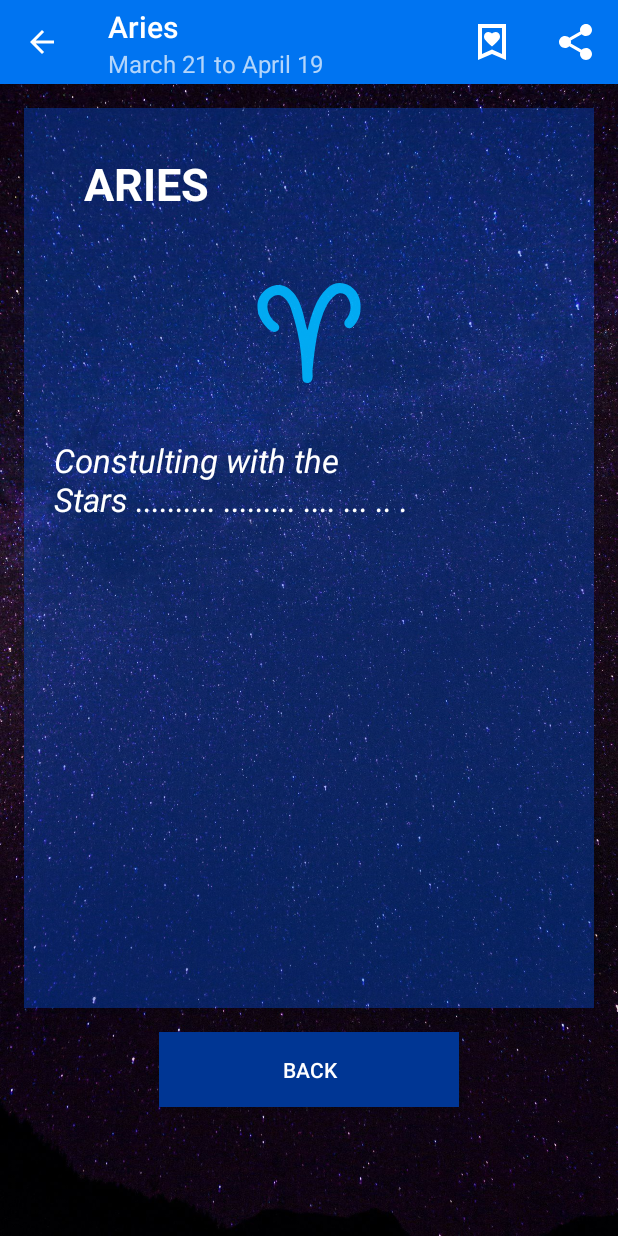
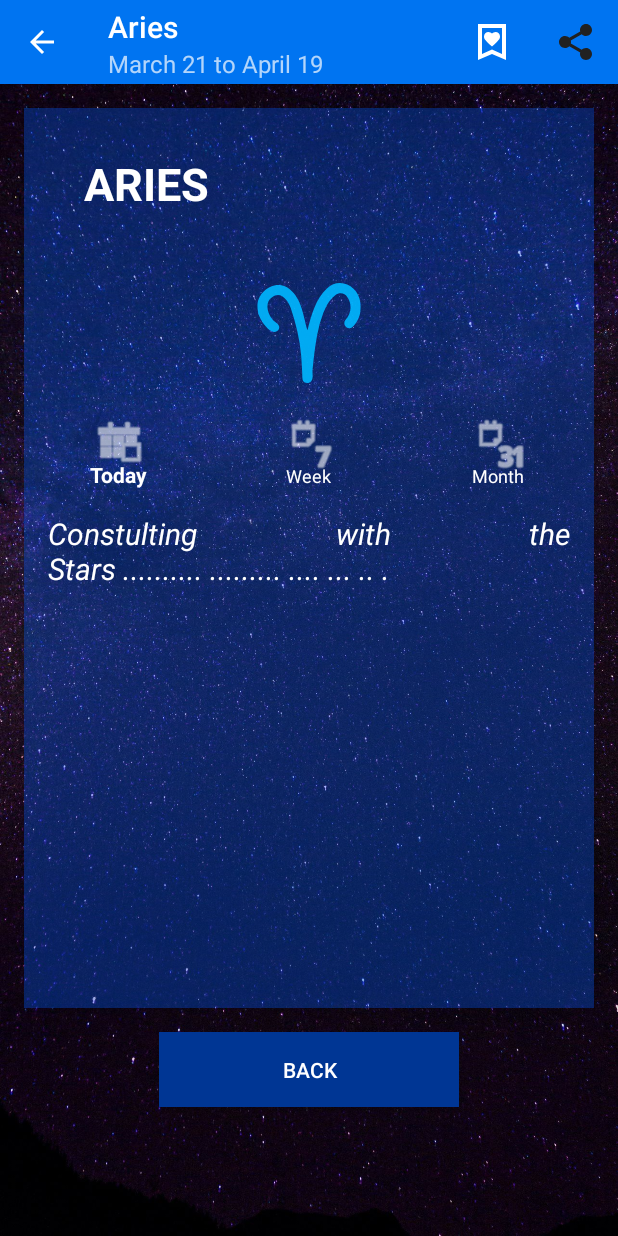
Before and after one commit to dana7677/AppHoroscopo, an Android app: the screen it shows after launch (horoscopeSelectedActivity), after a tap on "ARIES", on a phone screen of 412 x 824 dp. Run offline under Robolectric (Android 15) with nearby library versions, the phone set to English and light mode, and no system bars; libraries missing offline, so code that uses them is left out: com.google.mlkit.common, com.google.mlkit.nl; network calls fail; 4 statements that could not run were skipped.

Commit message:
Select Daily, Week , Monthly Working On. Progress Done

```diff
--- a/app/src/main/java/com/example/horoscopo_app/activities/horoscopeSelectedActivity.kt
+++ b/app/src/main/java/com/example/horoscopo_app/activities/horoscopeSelectedActivity.kt
@@ -17,6 +17,8 @@ import com.example.horoscopo_app.R
 import com.example.horoscopo_app.data.SimboloZodiaco
 import com.example.horoscopo_app.data.SimboloZodiacoProvider
 import com.example.horoscopo_app.dataRetrofit.RetrofitServiceFactory
+import com.example.horoscopo_app.dataRetrofit.model.RemoteResult
+import com.google.android.material.bottomnavigation.BottomNavigationView
 import com.google.mlkit.common.model.DownloadConditions
 import com.google.mlkit.nl.translate.TranslateLanguage
 import com.google.mlkit.nl.translate.Translation
@@ -25,11 +27,10 @@ import com.google.mlkit.nl.translate.TranslatorOptions
 import kotlinx.coroutines.launch
 import java.util.Locale
 
-enum class Language(val code: String) {
-    ENGLISH("en"),
-    GERMAN("de"),
-    SPANISH("es"),
-    FRENCH("fr");
+enum class typeDayZodiac(val code: String) {
+    daily("day"),
+    weekly("week"),
+    month("mont");
 }
 class horoscopeSelectedActivity : AppCompatActivity() {
 
@@ -42,6 +43,11 @@ class horoscopeSelectedActivity : AppCompatActivity() {
    private lateinit var oriLanguageForDestLanguage:Translator
    private lateinit var conditions:DownloadConditions
    private lateinit var txtTraducted:String
+   private lateinit var menuItem:MenuItem
+   private var conexionWork:Boolean = false
+    lateinit var navigationBar: BottomNavigationView
+    var typedayInfo:typeDayZodiac=typeDayZodiac.daily
+    lateinit var resultCallApi:RemoteResult
 
     override fun onCreate(savedInstanceState: Bundle?) {
         super.onCreate(savedInstanceState)
@@ -56,14 +62,9 @@ class horoscopeSelectedActivity : AppCompatActivity() {
 
 
         //Traducccion
-
          conditions = DownloadConditions.Builder()
             .requireWifi()
             .build()
-
-
-
-
 
         val result = intent.extras?.getString("Horoscopo_Result")
 
@@ -71,6 +72,7 @@ class horoscopeSelectedActivity : AppCompatActivity() {
         {
             initComp()
             initUI(result)
+            translateText()
         }
 
 
@@ -87,19 +89,26 @@ class horoscopeSelectedActivity : AppCompatActivity() {
         descriptselZodiac=findViewById<TextView>(R.id.descriptionZodiac)
         imgselZodiac=findViewById<ImageView>(R.id.ImgSelZodiac)
         buttonBackHoroscope=findViewById<Button>(R.id.BackToHoroscopo)
+        navigationBar=findViewById(R.id.navigationBar)
         buttonBackHoroscope.setOnClickListener { finish() }
 
 
 
     }
-    private fun initUI(id:String)
+
+    private fun translateText()
     {
-        selectedZodiac= SimboloZodiacoProvider.findById(id)
-
-
         val service= RetrofitServiceFactory.makeRetrofitService()
         lifecycleScope.launch {
-            val value = service.getDailyZodiac(selectedZodiac.id,"TODAY")
+
+            when(typedayInfo)
+            {
+                typeDayZodiac.daily->resultCallApi=service.getDailyZodiac(selectedZodiac.id,"TODAY")
+                typeDayZodiac.weekly->resultCallApi=service.getWeeklyZodiac(selectedZodiac.id)
+                typeDayZodiac.month->resultCallApi=service.getMonthlyZodiac(selectedZodiac.id)
+            }
+
+            val value = resultCallApi
 
             selectIdioma()
 
@@ -113,19 +122,40 @@ class horoscopeSelectedActivity : AppCompatActivity() {
                         .addOnSuccessListener { translatedText ->
                             // Translation successful.
                             PutTheDescriptionText(translatedText)
+                            conexionWork=true;
+                            abilityShareButton()
                         }
                         .addOnFailureListener { exception ->
                             // Error.
                             // ...
+
+                            PutTheDescriptionText(exception.stackTraceToString())
                         }
                 }
                 .addOnFailureListener { exception ->
                     // Model couldn’t be downloaded or other internal error.
                     // ...
+
+                    PutTheDescriptionText(exception.stackTraceToString())
                 }
             //descriptselZodiac.setText(value.data.horoscope_data)
 
         }
+
+
+    }
+
+    fun abilityShareButton() {
+
+        if (menuItem != null)
+        {
+            //app:iconTint="@color/black"
+            menuItem.setIcon(R.drawable.share_true)
+        }
+    }
+    private fun initUI(id:String)
+    {
+        selectedZodiac= SimboloZodiacoProvider.findById(id)
 
         //Hacer en la parte del menu el cambio del nombre y añadir un subtitulo de fechas
         supportActionBar?.title = getString(selectedZodiac.Nombre)
@@ -134,6 +164,29 @@ class horoscopeSelectedActivity : AppCompatActivity() {
 
         txtselIconZodiac.setText(selectedZodiac.Nombre)
         imgselZodiac.setImageResource(selectedZodiac.Icono)
+
+
+        navigationBar.setOnItemSelectedListener {
+            when (it.itemId) {
+                R.id.menu_daily -> {
+                    typedayInfo=typeDayZodiac.daily
+                    translateText()
+                }
+                R.id.menu_weekly -> {
+                    typedayInfo=typeDayZodiac.weekly
+                    translateText()
+                }
+                R.id.menu_monthly -> {
+                    typedayInfo=typeDayZodiac.month
+                    translateText()
+                }
+            }
+
+            return@setOnItemSelectedListener true
+        }
+
+        navigationBar.selectedItemId = R.id.menu_daily
+
 
 
     }
@@ -201,6 +254,8 @@ class horoscopeSelectedActivity : AppCompatActivity() {
 
         if(menu!=null)
         {
+            menuItem=menu.findItem(R.id.share)
+
             val favIcon = menu.findItem(R.id.fav)
             if(prefs.getName()==selectedZodiac.id)
             {
@@ -260,7 +315,10 @@ class horoscopeSelectedActivity : AppCompatActivity() {
                 }
             R.id.share->
                 {
-                    shareDats(selectedZodiac.id)
+                    if(conexionWork==true)
+                    {
+                        shareDats(selectedZodiac.id)
+                    }
                     return true
                 }
             else->
--- a/app/src/main/java/com/example/horoscopo_app/dataRetrofit/RetrofitService.kt
+++ b/app/src/main/java/com/example/horoscopo_app/dataRetrofit/RetrofitService.kt
@@ -16,6 +16,16 @@ interface RetrofitService {
         @Query("sign") apiKey:String,
         @Query("day") day:String="TODAY"
     ):RemoteResult
+    @GET("get-horoscope/weekly")
+    suspend fun getWeeklyZodiac(
+        @Query("sign") apiKey:String,
+    ):RemoteResult
+    @GET("get-horoscope/monthly")
+    suspend fun getMonthlyZodiac(
+        @Query("sign") apiKey:String,
+    ):RemoteResult
+
+
 
 
 }
--- /dev/null
+++ b/app/src/main/res/drawable/calendar.xml
@@ -0,0 +1,5 @@
+<vector xmlns:android="http://schemas.android.com/apk/res/android" android:autoMirrored="true" android:height="24dp" android:tint="#FFFFFF" android:viewportHeight="24" android:viewportWidth="24" android:width="24dp">
+
+    <path android:fillColor="@android:color/white" android:pathData="M19,4h-1V2h-2v2H8V2H6v2H5C3.89,4 3.01,4.9 3.01,6L3,20c0,1.1 0.89,2 2,2h14c1.1,0 2,-0.9 2,-2V6C21,4.9 20.1,4 19,4zM19,20H5V10h14V20zM9,14H7v-2h2V14zM13,14h-2v-2h2V14zM17,14h-2v-2h2V14zM9,18H7v-2h2V18zM13,18h-2v-2h2V18zM17,18h-2v-2h2V18z"/>
+
+</vector>
--- /dev/null
+++ b/app/src/main/res/drawable/share_true.xml
@@ -0,0 +1,5 @@
+<vector xmlns:android="http://schemas.android.com/apk/res/android" android:autoMirrored="true" android:height="24dp" android:tint="#FFFFFF" android:viewportHeight="24" android:viewportWidth="24" android:width="24dp">
+
+    <path android:fillColor="@android:color/white" android:pathData="M18,16.08c-0.76,0 -1.44,0.3 -1.96,0.77L8.91,12.7c0.05,-0.23 0.09,-0.46 0.09,-0.7s-0.04,-0.47 -0.09,-0.7l7.05,-4.11c0.54,0.5 1.25,0.81 2.04,0.81 1.66,0 3,-1.34 3,-3s-1.34,-3 -3,-3 -3,1.34 -3,3c0,0.24 0.04,0.47 0.09,0.7L8.04,9.81C7.5,9.31 6.79,9 6,9c-1.66,0 -3,1.34 -3,3s1.34,3 3,3c0.79,0 1.5,-0.31 2.04,-0.81l7.12,4.16c-0.05,0.21 -0.08,0.43 -0.08,0.65 0,1.61 1.31,2.92 2.92,2.92 1.61,0 2.92,-1.31 2.92,-2.92s-1.31,-2.92 -2.92,-2.92z"/>
+
+</vector>
--- /dev/null
+++ b/app/src/main/res/drawable/today_icon.xml
@@ -0,0 +1,5 @@
+<vector xmlns:android="http://schemas.android.com/apk/res/android" android:autoMirrored="true" android:height="24dp" android:tint="#FFFFFF" android:viewportHeight="24" android:viewportWidth="24" android:width="24dp">
+
+    <path android:fillColor="@android:color/white" android:pathData="M5.33,20H4c-1.1,0 -2,-0.9 -2,-2V6c0,-1.1 0.9,-2 2,-2h1.33c1.1,0 2,0.9 2,2v12C7.33,19.1 6.44,20 5.33,20zM22,18V6c0,-1.1 -0.9,-2 -2,-2h-1.33c-1.1,0 -2,0.9 -2,2v12c0,1.1 0.9,2 2,2H20C21.11,20 22,19.1 22,18zM14.67,18V6c0,-1.1 -0.9,-2 -2,-2h-1.33c-1.1,0 -2,0.9 -2,2v12c0,1.1 0.9,2 2,2h1.33C13.77,20 14.67,19.1 14.67,18z"/>
+
+</vector>
--- a/app/src/main/res/layout/activity_horoscope_selected.xml
+++ b/app/src/main/res/layout/activity_horoscope_selected.xml
@@ -10,6 +10,7 @@
     tools:context=".activities.horoscopeSelectedActivity">
 
     <LinearLayout
+        android:id="@+id/linear2"
         android:layout_width="match_parent"
         android:layout_height="600dp"
         android:orientation="vertical"
@@ -42,26 +43,42 @@
 
         </ImageView>
 
+        <com.google.android.material.bottomnavigation.BottomNavigationView
+            android:id="@+id/navigationBar"
+            android:layout_width="match_parent"
+            android:layout_height="wrap_content"
+            android:layout_marginTop="8dp"
+            app:itemPaddingBottom="0dp"
+            android:background="@color/Background0_Opacity"
+            app:elevation="0dp"
+            app:menu="@menu/menu_navigation_detail"
+            app:itemIconSize="36dp"
+            app:itemIconTint="@color/white"/>
+
+
+        <ScrollView
+            android:layout_width="match_parent"
+            android:layout_height="0dp"
+            android:layout_weight="1">
+
         <TextView
             android:id="@+id/descriptionZodiac"
             android:layout_width="match_parent"
-            android:layout_height="match_parent"
-            android:layout_marginTop="30dp"
-            android:layout_marginRight="20dp"
-            android:layout_marginLeft="20dp"
-            android:layout_marginBottom="20dp"
+            android:layout_height="wrap_content"
             android:text="@string/default_descript"
-            android:autoSizeTextType="uniform"
-            android:autoSizeMaxTextSize="22sp"
-            android:autoSizeMinTextSize="18sp"
-            android:layout_gravity="center"
+            android:justificationMode="inter_word"
+            android:textSize="20sp"
             android:textColor="@color/white"
-            android:elegantTextHeight="true"
-            android:textStyle="italic">
-        </TextView>
+            android:padding="16dp"
+            android:textStyle="italic"/>
+
+
+        </ScrollView>
+
 
 
     </LinearLayout>
+
     <Button
         android:id="@+id/BackToHoroscopo"
         android:layout_width="200dp"
@@ -74,4 +91,5 @@
     </Button>
 
 
+
 </LinearLayout>
--- a/app/src/main/res/layout/view_simbolozodiaco_item.xml
+++ b/app/src/main/res/layout/view_simbolozodiaco_item.xml
@@ -44,7 +44,8 @@
             android:text="October 23 to November 21"
             android:textSize="16sp"
             android:layout_gravity="center"
-            android:textColor="@color/white">
+            android:textColor="@color/white"
+            android:autoSizeTextType="uniform">
         </TextView>
 
 
--- /dev/null
+++ b/app/src/main/res/menu/menu_navigation_detail.xml
@@ -0,0 +1,22 @@
+<?xml version="1.0" encoding="utf-8"?>
+<menu xmlns:android="http://schemas.android.com/apk/res/android"
+    xmlns:app="http://schemas.android.com/apk/res-auto"
+    >
+
+    <item
+        android:id="@+id/menu_daily"
+        android:icon="@android:drawable/ic_menu_today"
+        app:showAsAction="always"
+        android:title="@string/menu_daily"/>
+    <item
+        android:id="@+id/menu_weekly"
+        android:icon="@android:drawable/ic_menu_week"
+        app:showAsAction="always"
+        android:title="@string/menu_weekly"/>
+    <item
+        android:id="@+id/menu_monthly"
+        android:icon="@android:drawable/ic_menu_month"
+        app:showAsAction="always"
+        android:title="@string/menu_monthly"/>
+
+</menu>
--- a/app/src/main/res/menu/menu_two.xml
+++ b/app/src/main/res/menu/menu_two.xml
@@ -14,7 +14,6 @@
         android:title="@string/menu_share"
         android:icon="@drawable/share_icon"
         app:showAsAction="always"
-        app:iconTint="@color/white"
         />
 
 
--- a/app/src/main/res/values/colors.xml
+++ b/app/src/main/res/values/colors.xml
@@ -8,4 +8,5 @@
     <color name="BackgroundComp">#56005EFF</color>
     <color name="BackgroundCompFaved">#576817FF</color>
     <color name="ZodiacColor">#E800B7FF</color>
+    <color name="Background0_Opacity">#00FFFFFF</color>
 </resources>
```
